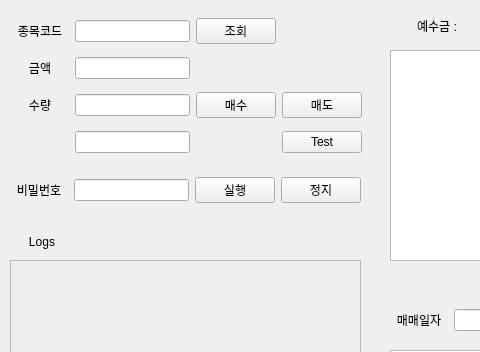
naikiki87/python, file KIWOOM/interface.ui: the form before one commit; both pictures show x 0 to 480 and y 0 to 352 of the 1190 by 597 pixel window.
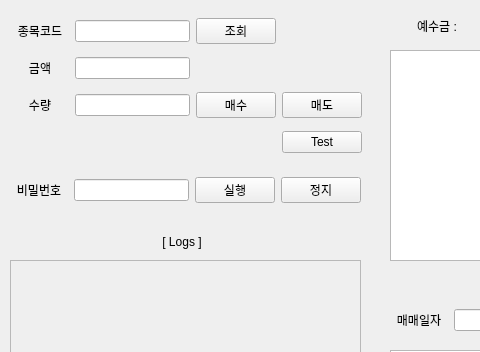
The form after the commit.

Patch:
```diff
--- a/KIWOOM/interface.ui
+++ b/KIWOOM/interface.ui
@@ -316,14 +316,14 @@
     </property>
     <property name="geometry">
      <rect>
-      <x>10</x>
+      <x>150</x>
       <y>230</y>
       <width>64</width>
       <height>23</height>
      </rect>
     </property>
     <property name="text">
-     <string>Logs</string>
+     <string>[ Logs ]</string>
     </property>
     <property name="alignment">
      <set>Qt::AlignCenter</set>
@@ -425,9 +425,6 @@
        </property>
       </widget>
      </item>
-     <item row="3" column="1">
-      <widget class="QLineEdit" name="test_text"/>
-     </item>
      <item row="3" column="3">
       <widget class="QPushButton" name="btn4">
        <property name="text">
```
